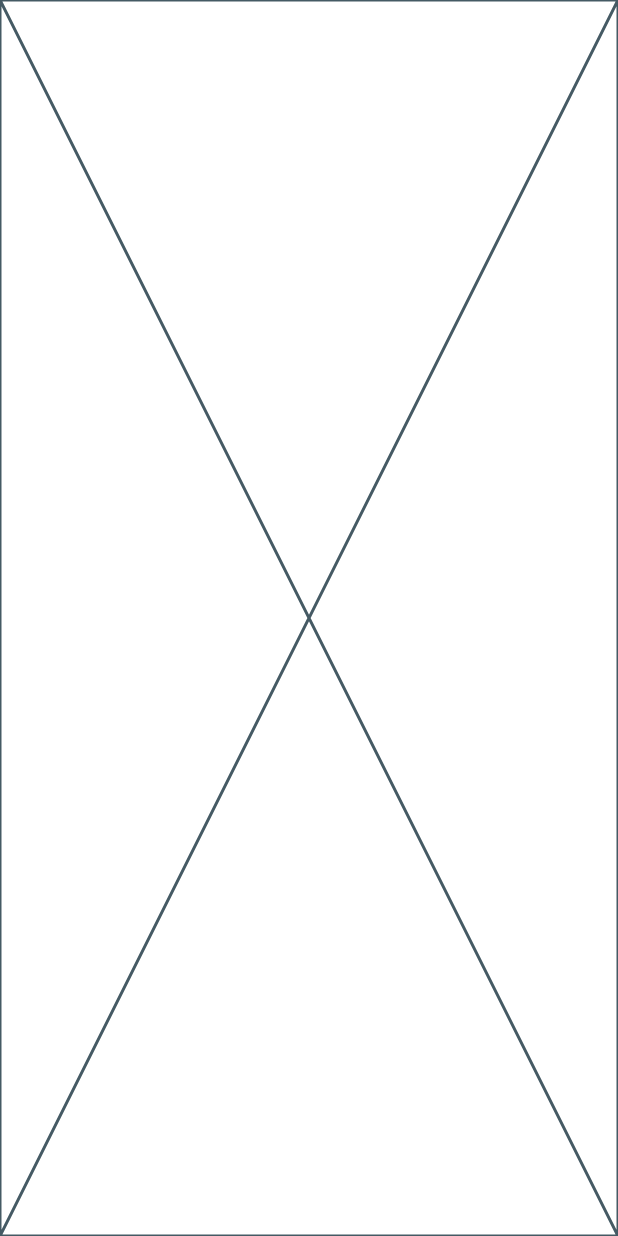
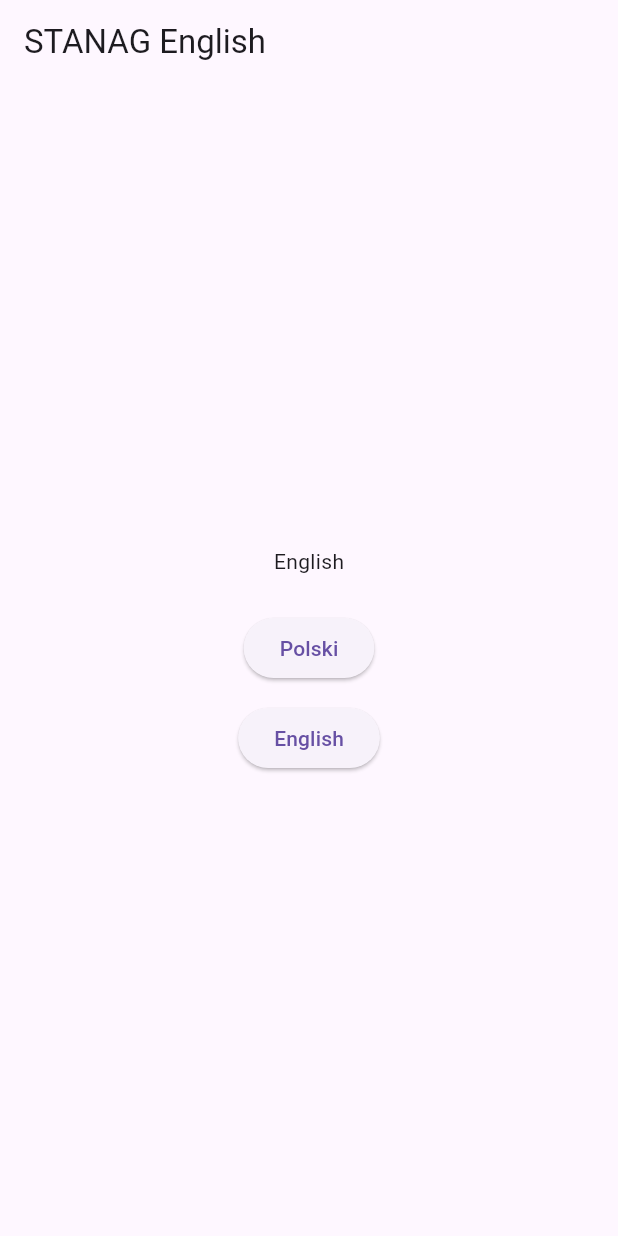
Before and after one commit to beginner1986/stanag, a Flutter app: the screen it shows after launch, on a phone screen of 412 x 824 dp. Run offline on Flutter 3.47's test engine with Material 3 defaults, Android fonts, the phone set to English and light mode, and no system bars; our stand-ins replace firebase_core, flutter_riverpod, shared_preferences; accounts and stored records are empty; generated files the repository leaves out were written again.

Commit message:
Persistent language switcher implemented

```diff
--- a/stanag_app/lib/main.dart
+++ b/stanag_app/lib/main.dart
@@ -1,11 +1,13 @@
 import 'package:flutter/material.dart';
 import 'package:firebase_core/firebase_core.dart';
+import 'package:stanag_app/screens/language_test_screen.dart';
 import 'firebase_options_dev.dart' as dev;
 import 'firebase_options_staging.dart' as staging;
 import 'firebase_options_prod.dart' as prod;
 import 'package:flutter_localizations/flutter_localizations.dart';
 import 'package:flutter_riverpod/flutter_riverpod.dart';
 import 'package:stanag_app/l10n/app_localizations.dart';
+import 'package:stanag_app/providers/locale_provider.dart';
 
 const String flavor = String.fromEnvironment('FLAVOR', defaultValue: 'dev');
 
@@ -22,13 +24,15 @@ Future<void> main() async {
   runApp(const ProviderScope(child: MyApp()));
 }
 
-class MyApp extends StatelessWidget {
+class MyApp extends ConsumerWidget {
   const MyApp({super.key});
 
   // This widget is the root of your application.
   @override
-  Widget build(BuildContext context) {
+  Widget build(BuildContext context, WidgetRef ref) {
+    final locale = ref.watch(localeProvider);
     return MaterialApp(
+      locale: locale,
       onGenerateTitle: (context) => AppLocalizations.of(context)!.appName,
       localizationsDelegates: const [
         AppLocalizations.delegate,
@@ -40,7 +44,7 @@ class MyApp extends StatelessWidget {
         Locale('en'),
         Locale('pl'),
       ],
-      home: const Placeholder(),
+      home: const LanguageTestScreen(),
     );
   }
 }
--- /dev/null
+++ b/stanag_app/lib/screens/language_test_screen.dart
@@ -0,0 +1,41 @@
+import 'package:flutter/material.dart';
+import 'package:flutter_riverpod/flutter_riverpod.dart';
+import 'package:stanag_app/l10n/app_localizations.dart';
+import 'package:stanag_app/providers/locale_provider.dart';
+
+class LanguageTestScreen extends ConsumerWidget {
+  const LanguageTestScreen({super.key});
+
+  @override
+  Widget build(BuildContext context, WidgetRef ref) {
+    final l10n = AppLocalizations.of(context)!;
+
+    return Scaffold(
+      appBar: AppBar(title: Text(l10n.appName)),
+      body: Center(
+        child: Center(
+          child: Column(
+            mainAxisAlignment: MainAxisAlignment.center,
+            children: [
+              Text(l10n.languageName),
+              const SizedBox(height: 24),
+              ElevatedButton(
+                onPressed: () => ref
+                  .read(localeProvider.notifier)
+                  .setLocale(const Locale('pl')),
+                child: const Text('Polski')
+              ),
+              const SizedBox(height: 12),
+              ElevatedButton(
+                onPressed: () => ref
+                  .read(localeProvider.notifier)
+                  .setLocale(const Locale('en')),
+                child: const Text('English')
+              )
+            ],
+          )
+        ),
+      ),
+    );
+  }
+}
```
